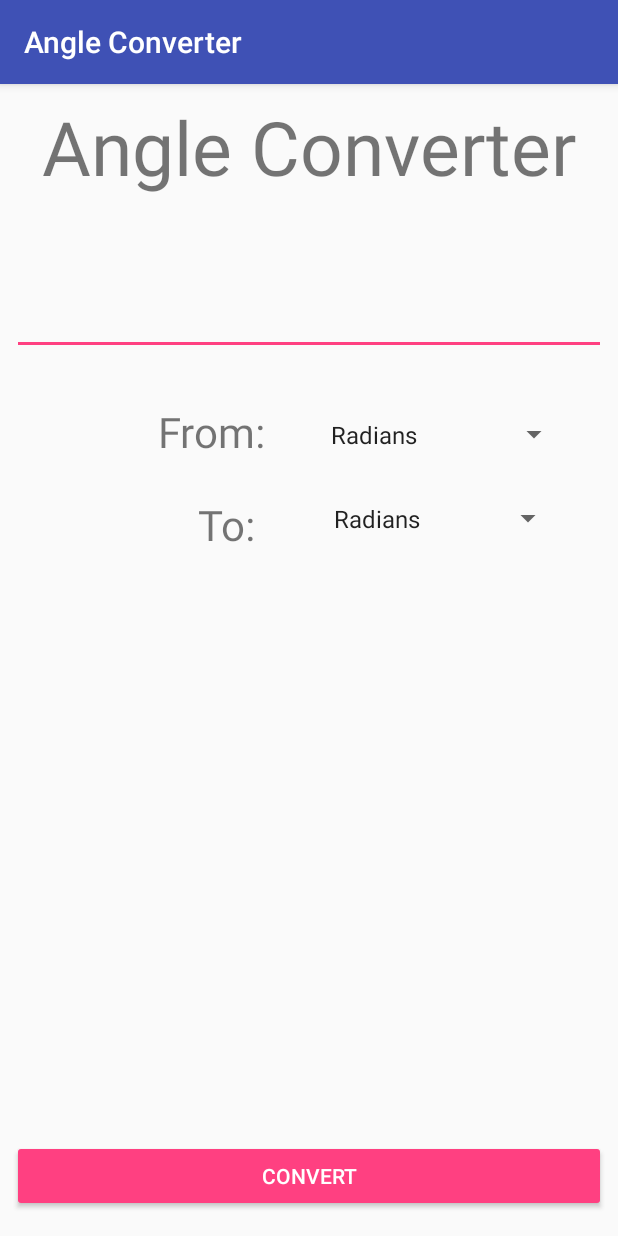
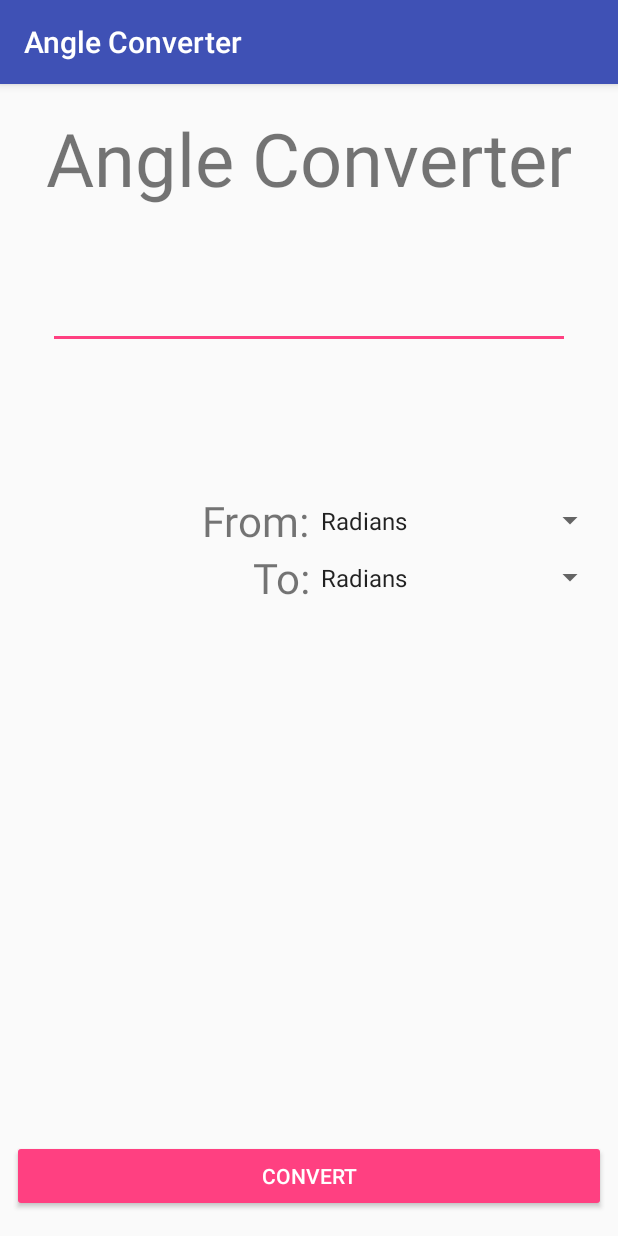
Before and after one commit to Blunderchips/Android-Angle-Converter, an Android app: the screen it shows after launch (MainActivity), on a phone screen of 412 x 824 dp. Run offline under Robolectric (Android 15) with nearby library versions, the phone set to English and light mode, and no system bars; our stand-ins replace AdMob.

Commit message:
Minor Update
Realigned everything
Fixed readme

```diff
--- a/Angle Converter/app/src/main/java/dot/empire/angleconverter/MainActivity.java
+++ b/Angle Converter/app/src/main/java/dot/empire/angleconverter/MainActivity.java
@@ -94,10 +94,10 @@ public final class MainActivity extends AppCompatActivity implements View.OnClic
             this.txfOutput.setText(String.format(Math.round(value) == value ? "%.0f" : "%.3f", (float) value));
         } catch (Exception ex) {
             Toast.makeText(this, "An error has occurred", Toast.LENGTH_SHORT).show();
-            Toast.makeText(this, ex.getClass().getSimpleName(), Toast.LENGTH_SHORT).show();
+            // Toast.makeText(this, ex.getClass().getSimpleName(), Toast.LENGTH_SHORT).show();
 
             String msg = ex.getMessage().toLowerCase().trim();
-            Toast.makeText(this, msg, Toast.LENGTH_LONG).show();
+            // Toast.makeText(this, msg, Toast.LENGTH_LONG).show();
             this.txfOutput.setText(msg);
         }
     }
--- a/Angle Converter/app/src/main/res/layout/content_main.xml
+++ b/Angle Converter/app/src/main/res/layout/content_main.xml
@@ -8,19 +8,22 @@
     tools:context="dot.empire.angleconverter.MainActivity"
     tools:showIn="@layout/activity_main">
 
-    <TextView
+    <com.vj.widgets.AutoResizeTextView
         android:id="@+id/lblTitle"
         android:layout_width="match_parent"
         android:layout_height="wrap_content"
-        android:layout_marginEnd="8dp"
-        android:layout_marginStart="8dp"
-        android:layout_marginTop="8dp"
+        android:layout_marginBottom="16dp"
+        android:layout_marginEnd="16dp"
+        android:layout_marginStart="16dp"
+        android:layout_marginTop="16dp"
         android:ellipsize="none"
         android:gravity="center"
         android:singleLine="true"
         android:text="Angle Converter"
         android:textSize="50sp"
+        app:layout_constraintBottom_toTopOf="@+id/txfInput"
         app:layout_constraintEnd_toEndOf="parent"
+        app:layout_constraintHorizontal_bias="0.0"
         app:layout_constraintStart_toStartOf="parent"
         app:layout_constraintTop_toTopOf="parent" />
 
@@ -28,9 +31,9 @@
         android:id="@+id/txfInput"
         android:layout_width="match_parent"
         android:layout_height="wrap_content"
-        android:layout_marginEnd="8dp"
-        android:layout_marginStart="8dp"
-        android:layout_marginTop="60dp"
+        android:layout_marginEnd="32dp"
+        android:layout_marginStart="32dp"
+        android:layout_marginTop="48dp"
         android:ems="10"
         android:inputType="numberDecimal"
         app:layout_constraintEnd_toEndOf="parent"
@@ -38,63 +41,73 @@
         app:layout_constraintStart_toStartOf="parent"
         app:layout_constraintTop_toBottomOf="@+id/lblTitle" />
 
+    <LinearLayout
+        android:id="@+id/linearLayout"
+        android:layout_width="match_parent"
+        android:layout_height="wrap_content"
+        android:layout_marginBottom="8dp"
+        android:layout_marginEnd="8dp"
+        android:layout_marginStart="8dp"
+        android:layout_marginTop="8dp"
+        android:orientation="vertical"
+        app:layout_constraintBottom_toTopOf="@+id/btnConvert"
+        app:layout_constraintEnd_toEndOf="parent"
+        app:layout_constraintHorizontal_bias="0.0"
+        app:layout_constraintStart_toStartOf="parent"
+        app:layout_constraintTop_toBottomOf="@+id/txfInput"
+        app:layout_constraintVertical_bias="0.2">
+
+        <LinearLayout
+            android:layout_width="match_parent"
+            android:layout_height="match_parent"
+            android:layout_weight="1"
+            android:orientation="horizontal">
+
             <TextView
                 android:id="@+id/lblFrom"
-        android:layout_width="100sp"
+                android:layout_width="match_parent"
                 android:layout_height="wrap_content"
                 android:layout_gravity="center_vertical"
-        android:layout_marginEnd="8dp"
-        android:layout_marginStart="8dp"
-        android:layout_marginTop="32dp"
                 android:layout_weight="1"
                 android:gravity="end"
                 android:text="From:"
-        android:textSize="28sp"
-        app:layout_constraintEnd_toStartOf="@+id/spnFrom"
-        app:layout_constraintHorizontal_bias="0.71"
-        app:layout_constraintStart_toStartOf="parent"
-        app:layout_constraintTop_toBottomOf="@+id/txfInput" />
+                android:textSize="28sp" />
 
             <Spinner
                 android:id="@+id/spnFrom"
-        android:layout_width="167dp"
-        android:layout_height="42dp"
-        android:layout_marginEnd="32dp"
-        android:layout_marginTop="32dp"
+                android:layout_width="match_parent"
+                android:layout_height="match_parent"
                 android:layout_weight="1"
                 android:entries="@array/units"
-        android:prompt="@string/units"
-        app:layout_constraintEnd_toEndOf="parent"
-        app:layout_constraintTop_toBottomOf="@+id/txfInput" />
+                android:prompt="@string/units" />
+        </LinearLayout>
+
+        <LinearLayout
+            android:layout_width="match_parent"
+            android:layout_height="match_parent"
+            android:layout_weight="1"
+            android:orientation="horizontal">
 
             <TextView
                 android:id="@+id/lnlTo"
-        android:layout_width="100sp"
+                android:layout_width="match_parent"
                 android:layout_height="wrap_content"
                 android:layout_gravity="center_vertical"
-        android:layout_marginEnd="8dp"
-        android:layout_marginStart="40dp"
-        android:layout_marginTop="24dp"
                 android:layout_weight="1"
                 android:gravity="end"
                 android:text="To:"
-        android:textSize="28sp"
-        app:layout_constraintEnd_toStartOf="@+id/spnTo"
-        app:layout_constraintHorizontal_bias="0.435"
-        app:layout_constraintStart_toStartOf="parent"
-        app:layout_constraintTop_toBottomOf="@+id/lblFrom" />
+                android:textSize="28sp" />
 
             <Spinner
                 android:id="@+id/spnTo"
-        android:layout_width="161dp"
-        android:layout_height="38dp"
-        android:layout_marginEnd="36dp"
-        android:layout_marginTop="16dp"
+                android:layout_width="match_parent"
+                android:layout_height="match_parent"
                 android:layout_weight="1"
                 android:entries="@array/units"
-        android:prompt="@string/units"
-        app:layout_constraintEnd_toEndOf="parent"
-        app:layout_constraintTop_toBottomOf="@+id/spnFrom" />
+                android:prompt="@string/units" />
+        </LinearLayout>
+
+    </LinearLayout>
 
     <TextView
         android:id="@+id/txtOutput"
@@ -110,10 +123,8 @@
         android:textSize="45sp"
         app:layout_constraintBottom_toTopOf="@+id/btnConvert"
         app:layout_constraintEnd_toEndOf="parent"
-        app:layout_constraintHorizontal_bias="0.0"
         app:layout_constraintStart_toStartOf="parent"
-        app:layout_constraintTop_toBottomOf="@+id/txfInput"
-        app:layout_constraintVertical_bias="0.935" />
+        app:layout_constraintTop_toBottomOf="@+id/linearLayout" />
 
     <Button
         android:id="@+id/btnConvert"
```
Also changed, not shown: 1 other file. Lines whose indentation alone changed are shown as unchanged.
